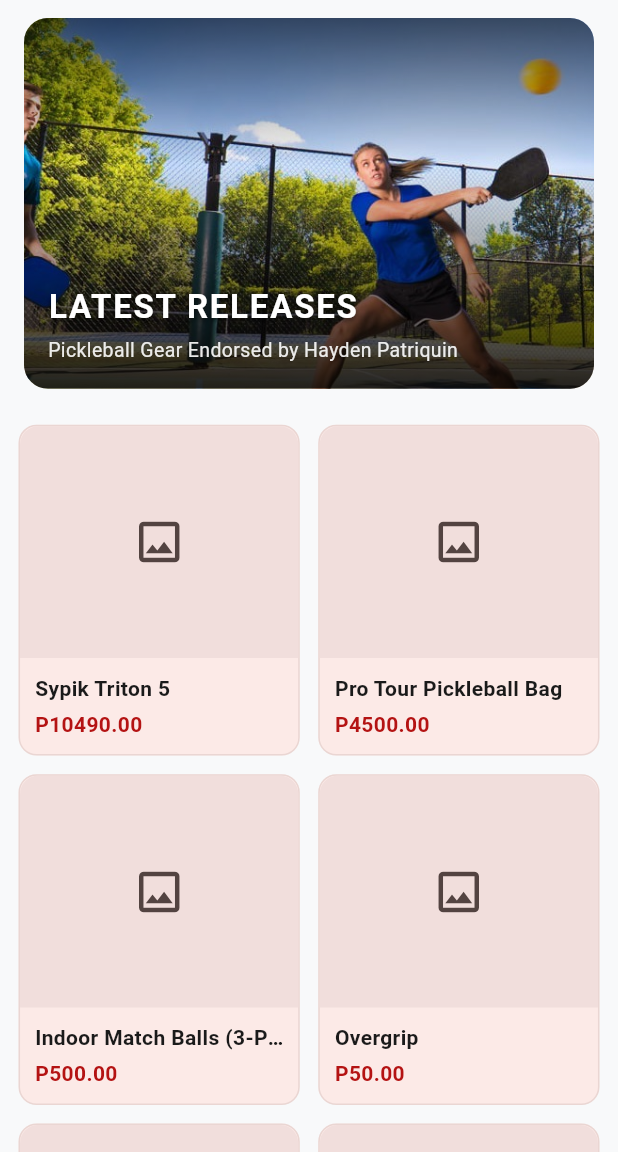
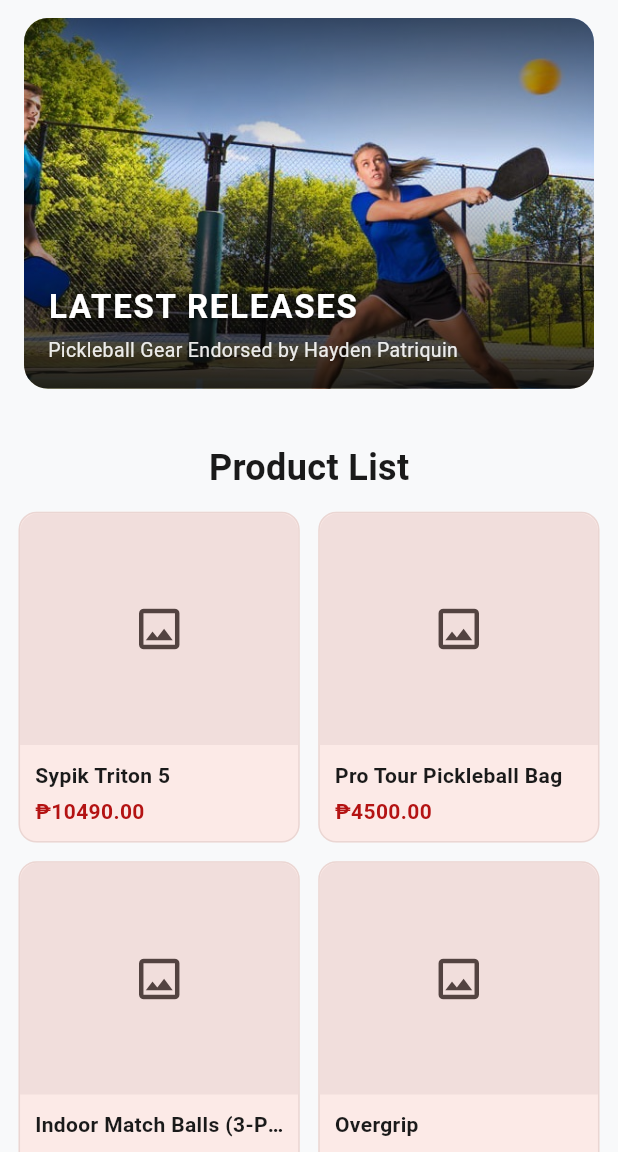
Before and after one commit to chastin-obeso/Obeso-CS-Elective-2, a Flutter app: the screen it shows after launch, on a phone screen of 412 x 824 dp, the part 84-1236 px from its top. Run offline on Flutter 3.47's test engine with Material 3 defaults, Android fonts, the phone set to English and light mode, and no system bars; our stand-ins replace go_router.

Commit message:
fifth commit

```diff
--- a/act_1/lib/app/route.dart
+++ b/act_1/lib/app/route.dart
@@ -47,8 +47,18 @@ class HomeScreen extends StatelessWidget {
         child: Column(
           children: [
             HeroBannerWidget(),
+            SizedBox(height: 24),
+            Text(
+              'Product List',
+              style: TextStyle(fontSize: 24, fontWeight: FontWeight.bold),
+            ),
             ProductList(),
-            SizedBox(height: 24),
+            SizedBox(height: 60),
+            Text(
+              '© 2026 RallyRed. All rights reserved.',
+              style: TextStyle(fontSize: 14),
+            ),
+            SizedBox(height: 44),
           ],
         ),
       ),
--- a/act_1/lib/app/theme.dart
+++ b/act_1/lib/app/theme.dart
@@ -3,11 +3,9 @@ import 'package:flutter/material.dart';
 abstract class AppColors {
   static const Color primarySeed = Color.fromARGB(255, 180, 19, 19);
 
-  // Light Mode Colors
   static const Color lightBackground = Color(0xFFF8F9FA);
   static const Color lightSurface = Color(0xFFFFFFFF);
 
-  // Dark Mode Colors
   static const Color darkBackground = Color(0xFF121212);
   static const Color darkSurface = Color(0xFF1E1E1E);
 }
@@ -15,7 +13,6 @@ abstract class AppColors {
 class AppTheme {
   AppTheme._();
 
-  // ==================== LIGHT THEME ====================
   static ThemeData get lightTheme {
     final colorScheme = ColorScheme.fromSeed(
       seedColor: AppColors.primarySeed,
@@ -38,7 +35,6 @@ class AppTheme {
     );
   }
 
-  // ==================== DARK THEME ====================
   static ThemeData get darkTheme {
     final colorScheme = ColorScheme.fromSeed(
       seedColor: AppColors.primarySeed,
@@ -61,7 +57,6 @@ class AppTheme {
     );
   }
 
-  // ==================== SHARED COMPONENT STYLES ====================
   static AppBarTheme _appBarTheme(ColorScheme colors) {
     return AppBarTheme(
       centerTitle: true,
--- a/act_1/lib/appbar.dart
+++ b/act_1/lib/appbar.dart
@@ -26,7 +26,6 @@ class CustomAppBar extends StatelessWidget implements PreferredSizeWidget {
     final isIOS = Theme.of(context).platform == TargetPlatform.iOS;
 
     return AppBar(
-      // Set to false so the title slot (holding the logo) stays left-aligned next to leading slot
       centerTitle: false,
       titleSpacing: 0,
       backgroundColor: colorScheme.surface,
@@ -35,27 +34,23 @@ class CustomAppBar extends StatelessWidget implements PreferredSizeWidget {
       scrolledUnderElevation: 0.5,
       automaticallyImplyLeading: false,
 
-      // 1. Unconstrained Logo inside title slot
       title: Padding(
         padding: EdgeInsets.only(left: showBackButton ? 0.0 : 16.0),
         child: Image.asset(
           isDarkMode ? 'assets/logo_dark.png' : 'assets/logo_light.png',
           fit: BoxFit.contain,
-          height: 36, // Fixed height allows native aspect ratio/width without constraints
+          height: 36,
         ),
       ),
 
-      // 2. Navigation only in leading slot
       leading: leading ?? _buildDefaultLeading(context, isIOS),
 
-      // 3. Adaptive Actions Slot
       actions: actions ?? _buildDefaultActions(context, isDarkMode, isIOS),
 
       bottom: bottom,
     );
   }
 
-  // --- Adaptive Leading Widget ---
   Widget? _buildDefaultLeading(BuildContext context, bool isIOS) {
     if (!showBackButton) return null;
 
@@ -73,7 +68,6 @@ class CustomAppBar extends StatelessWidget implements PreferredSizeWidget {
     );
   }
 
-  // --- Adaptive Actions List ---
   List<Widget> _buildDefaultActions(
     BuildContext context,
     bool isDarkMode,
@@ -85,7 +79,7 @@ class CustomAppBar extends StatelessWidget implements PreferredSizeWidget {
           isIOS ? CupertinoIcons.search : Icons.search,
         ),
         onPressed: () {
-          // Open search screen/modal
+
         },
       ),
       IconButton(
@@ -93,7 +87,7 @@ class CustomAppBar extends StatelessWidget implements PreferredSizeWidget {
           isIOS ? CupertinoIcons.shopping_cart : Icons.shopping_cart_outlined,
         ),
         onPressed: () {
-          // Open cart feature
+
         },
       ),
       IconButton(
--- a/act_1/lib/productlist.dart
+++ b/act_1/lib/productlist.dart
@@ -1,6 +1,5 @@
 import 'package:flutter/material.dart';
 import 'package:go_router/go_router.dart';
-
 
 class Product {
   final String id;
@@ -19,7 +18,6 @@ class Product {
 class ProductList extends StatelessWidget {
   const ProductList({super.key});
 
-
   final List<Product> products = const [
     Product(id: '1', name: 'Sypik Triton 5', price: 10490.00),
     Product(id: '2', name: 'Pro Tour Pickleball Bag', price: 4500.00),
@@ -35,12 +33,21 @@ class ProductList extends StatelessWidget {
   Widget build(BuildContext context) {
     final colorScheme = Theme.of(context).colorScheme;
     final screenWidth = MediaQuery.of(context).size.width;
-    final isTablet = screenWidth >= 600;
-    final crossAxisCount = isTablet ? 3 : 2;
+
+    final int crossAxisCount;
+    if (screenWidth >= 1024) {
+      crossAxisCount = 4; // Desktop
+    } else if (screenWidth >= 600) {
+      crossAxisCount = 3; // Tablet
+    } else {
+      crossAxisCount = 2; // Phone
+    }
 
     final double horizontalPadding = screenWidth < 600
         ? (screenWidth * 0.03).clamp(8.0, 16.0)
-        : (screenWidth * 0.18).clamp(32.0, 300.0);
+        : screenWidth >= 1024
+            ? (screenWidth * 0.10).clamp(24.0, 150.0)
+            : (screenWidth * 0.18).clamp(32.0, 300.0);
 
     final dynamicSpacing = (screenWidth * 0.03).clamp(10.0, 24.0);
 
@@ -129,7 +136,7 @@ class ProductList extends StatelessWidget {
                     ),
                     const SizedBox(height: 4),
                     Text(
-                      '\P${product.price.toStringAsFixed(2)}',
+                      '₱${product.price.toStringAsFixed(2)}',
                       style: TextStyle(
                         fontWeight: FontWeight.bold,
                         fontSize: 14,
```
Also changed, not shown: act_1/pubspec.lock.
